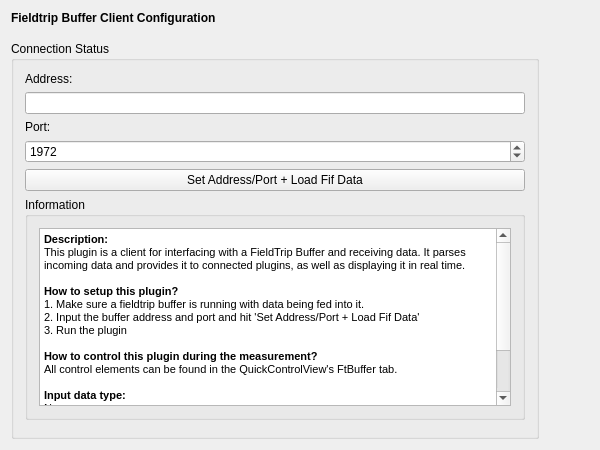
Above: applications/mne_scan/plugins/ftbuffer/FormFiles/ftbuffersetup.ui from mne-tools/mne-cpp before the change. Below: the same form after it.
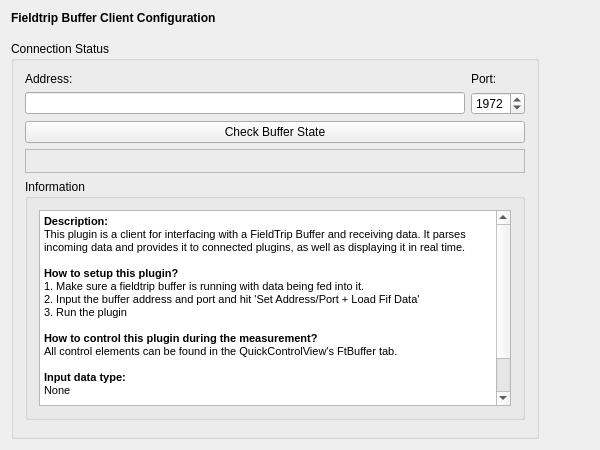
That is the form after the change.

Commit message: MAINT: change gui layout

What changed in the file:
```diff
--- a/applications/mne_scan/plugins/ftbuffer/FormFiles/ftbuffersetup.ui
+++ b/applications/mne_scan/plugins/ftbuffer/FormFiles/ftbuffersetup.ui
@@ -66,41 +66,7 @@
         <bool>false</bool>
        </property>
        <layout class="QGridLayout" name="m_qGridLayout_Properties">
-        <item row="4" column="0">
-         <widget class="QPushButton" name="m_qPushButton_Connect">
-          <property name="text">
-           <string>Set Address/Port + Load Fif Data</string>
-          </property>
-         </widget>
-        </item>
-        <item row="1" column="0">
-         <widget class="QLineEdit" name="m_lineEditIP"/>
-        </item>
-        <item row="2" column="0">
-         <widget class="QLabel" name="label_2">
-          <property name="text">
-           <string>Port:</string>
-          </property>
-         </widget>
-        </item>
-        <item row="0" column="0">
-         <widget class="QLabel" name="label">
-          <property name="text">
-           <string>Address:</string>
-          </property>
-         </widget>
-        </item>
-        <item row="3" column="0">
-         <widget class="QSpinBox" name="m_spinBoxPort">
-          <property name="maximum">
-           <number>9999</number>
-          </property>
-          <property name="value">
-           <number>1972</number>
-          </property>
-         </widget>
-        </item>
-        <item row="5" column="0">
+        <item row="7" column="0">
          <widget class="QGroupBox" name="m_qGroupBox_Information">
           <property name="title">
            <string>Information</string>
@@ -136,7 +102,65 @@
           </layout>
          </widget>
         </item>
-        <item row="6" column="0">
+        <item row="4" column="0">
+         <widget class="QFrame" name="frame">
+          <property name="frameShape">
+           <enum>QFrame::NoFrame</enum>
+          </property>
+          <property name="frameShadow">
+           <enum>QFrame::Plain</enum>
+          </property>
+          <layout class="QGridLayout" name="gridLayout">
+           <property name="leftMargin">
+            <number>0</number>
+           </property>
+           <property name="topMargin">
+            <number>0</number>
+           </property>
+           <property name="rightMargin">
+            <number>0</number>
+           </property>
+           <property name="bottomMargin">
+            <number>0</number>
+           </property>
+           <item row="0" column="0">
+            <widget class="QLabel" name="label">
+             <property name="text">
+              <string>Address:</string>
+             </property>
+            </widget>
+           </item>
+           <item row="1" column="0">
+            <widget class="QLineEdit" name="m_lineEditIP"/>
+           </item>
+           <item row="1" column="1">
+            <widget class="QSpinBox" name="m_spinBoxPort">
+             <property name="maximum">
+              <number>9999</number>
+             </property>
+             <property name="value">
+              <number>1972</number>
+             </property>
+            </widget>
+           </item>
+           <item row="0" column="1">
+            <widget class="QLabel" name="label_2">
+             <property name="text">
+              <string>Port:</string>
+             </property>
+            </widget>
+           </item>
+          </layout>
+         </widget>
+        </item>
+        <item row="5" column="0">
+         <widget class="QPushButton" name="m_qPushButton_Connect">
+          <property name="text">
+           <string>Check Buffer State</string>
+          </property>
+         </widget>
+        </item>
+        <item row="8" column="0">
          <spacer name="horizontalSpacer_2">
           <property name="orientation">
            <enum>Qt::Horizontal</enum>
@@ -152,6 +176,17 @@
           </property>
          </spacer>
         </item>
+        <item row="6" column="0">
+         <widget class="QFrame" name="frame_2">
+          <property name="frameShape">
+           <enum>QFrame::StyledPanel</enum>
+          </property>
+          <property name="frameShadow">
+           <enum>QFrame::Raised</enum>
+          </property>
+          <layout class="QGridLayout" name="gridLayout_2"/>
+         </widget>
+        </item>
        </layout>
       </widget>
      </item>
```
